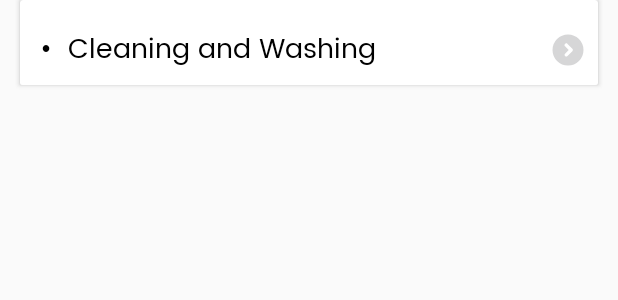
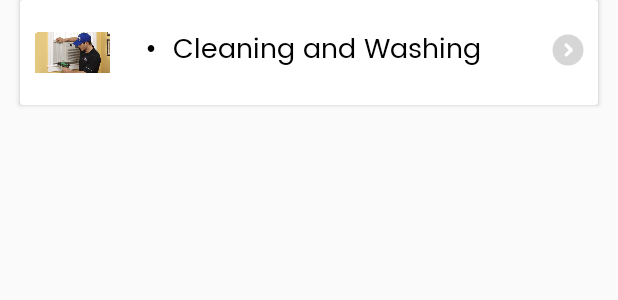
Before and after one commit to macsoftechnologies/GoBuddyApp, an Android app: the layout custom_subcategory_items.xml on its own in the app's theme, with its tools: preview values and no code run, on a phone screen of 412 x 824 dp. Shown: the top 300 px of the screen. Run offline under Robolectric (Android 15) with nearby library versions, the phone set to English and light mode, and no system bars; network calls fail.

Commit message:
Bug Fixes

```diff
--- a/app/src/main/java/com/colourmoon/gobuddy/VerifyOtpActivity.java
+++ b/app/src/main/java/com/colourmoon/gobuddy/VerifyOtpActivity.java
@@ -75,17 +75,17 @@ public class VerifyOtpActivity extends AppCompatActivity implements VerifyOtpCon
 
 
         if (verifyOtpResponseModel.getStatus().equals("valid")) {
-            LoginResponseModel loginResponseModel= new LoginResponseModel();
+//            LoginResponseModel loginResponseModel= new LoginResponseModel();
             if (verifyOtpResponseModel.getView_as().equalsIgnoreCase("customer")) {
                 Toast.makeText(this, "LoggedIn as Customer", Toast.LENGTH_SHORT).show();
-                UserSessionManagement.getInstance(this).createLoginSession(loginResponseModel.getUserId(), false);
+                UserSessionManagement.getInstance(this).createLoginSession(verifyOtpResponseModel.getUser_id(), false);
                 Intent intent = new Intent(VerifyOtpActivity.this, CustomerMainActivity.class);
                 // intent.putExtra("enableFingerprint", true);
                  intent.setFlags(Intent.FLAG_ACTIVITY_NEW_TASK | Intent.FLAG_ACTIVITY_CLEAR_TASK);
                 startActivity(intent);
             } else {
                 Toast.makeText(this, "LoggedIn as Provider", Toast.LENGTH_SHORT).show();
-                UserSessionManagement.getInstance(this).createLoginSession(loginResponseModel.getUserId(), true);
+                UserSessionManagement.getInstance(this).createLoginSession(verifyOtpResponseModel.getUser_id(), true);
                 Intent intent = new Intent(VerifyOtpActivity.this, ProviderMainActivity.class);
                  intent.setFlags(Intent.FLAG_ACTIVITY_NEW_TASK | Intent.FLAG_ACTIVITY_CLEAR_TASK);
                 startActivity(intent);
--- a/app/src/main/res/layout/custom_subcategory_items.xml
+++ b/app/src/main/res/layout/custom_subcategory_items.xml
@@ -16,7 +16,17 @@
     android:background="?android:attr/selectableItemBackground">
 
 
+<LinearLayout
+    android:orientation="horizontal"
+    android:layout_width="match_parent"
+    android:layout_height="wrap_content">
 
+    <ImageView
+        android:id="@+id/imageView"
+        android:src="@drawable/mask_group"
+        android:layout_margin="10dp"
+        android:layout_width="50dp"
+        android:layout_height="50dp"/>
 
     <TextView
         android:id="@+id/subcategoryTextview"
@@ -31,6 +41,10 @@
         android:textColor="#000"
         android:textSize="@dimen/_14ssp"
         tools:text=" &#8226;  Cleaning and Washing" />
+
+</LinearLayout>
+
+
 </androidx.cardview.widget.CardView>
 
 
```
Also changed, not shown: app/src/main/java/com/colourmoon/gobuddy/model/SubCategoryModel.java (+11 -0 lines), app/src/main/java/com/colourmoon/gobuddy/view/adapters/SubCategoriesAdapter.java (+14 -4 lines).
